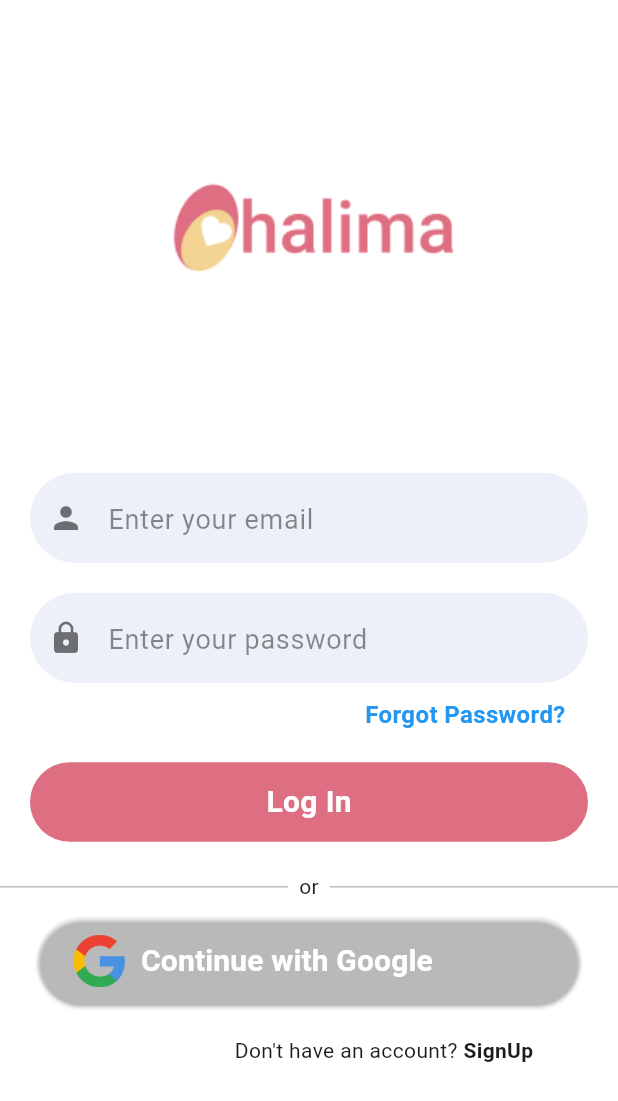
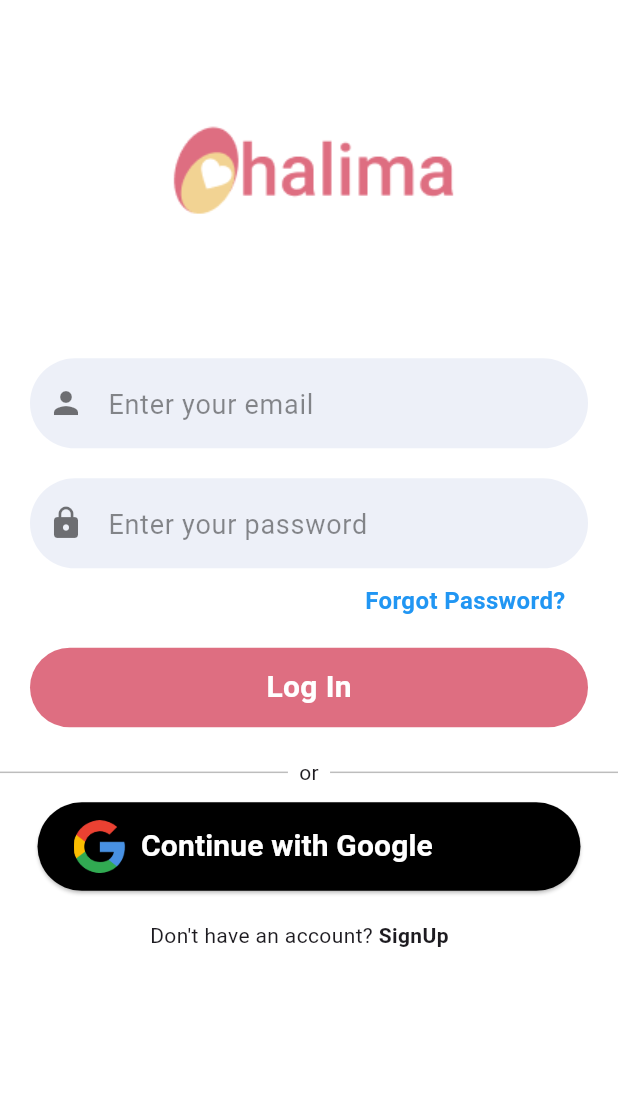
Before and after one commit to ShaikMoosa/halima_new, a Flutter app: the screen it shows after launch, on a phone screen of 412 x 824 dp. Shown: the top 1101 px of the screen. Run offline on Flutter 3.47's test engine with Material 3 defaults, Android fonts, the phone set to English and light mode, and no system bars; our stand-ins replace cloud_firestore, firebase_auth, firebase_core, google_sign_in; accounts and stored records are empty.

Commit message:
signup center

```diff
--- a/lib/login.dart
+++ b/lib/login.dart
@@ -71,7 +71,7 @@
               crossAxisAlignment: CrossAxisAlignment.center,
               children: [
                 SizedBox(
-                  height: height / 2.7,
+                  height: height / 3.6,
                   child: Image.asset('images/halima.png'),
                 ),
                 TextFieldInput(
@@ -103,7 +103,7 @@
                 Padding(
                   padding: const EdgeInsets.symmetric(horizontal: 25, vertical: 10),
                   child: ElevatedButton(
-                    style: ElevatedButton.styleFrom(backgroundColor: Color.fromARGB(0, 0, 0, 0)),
+                    style: ElevatedButton.styleFrom(backgroundColor: Color.fromARGB(255, 0, 0, 0)),
                     onPressed: () async {
                       await FirebaseServices().signInWithGoogle();
                       // Ensure the widget is still mounted before using context
@@ -139,7 +139,7 @@
                 Padding(
                   padding: const EdgeInsets.only(top: 10, left: 100),
                   child: Row(
-                    mainAxisAlignment: MainAxisAlignment.center,
+                    crossAxisAlignment: CrossAxisAlignment.center,
                     children: [
                       const Text("Don't have an account? "),
                       GestureDetector(
```
